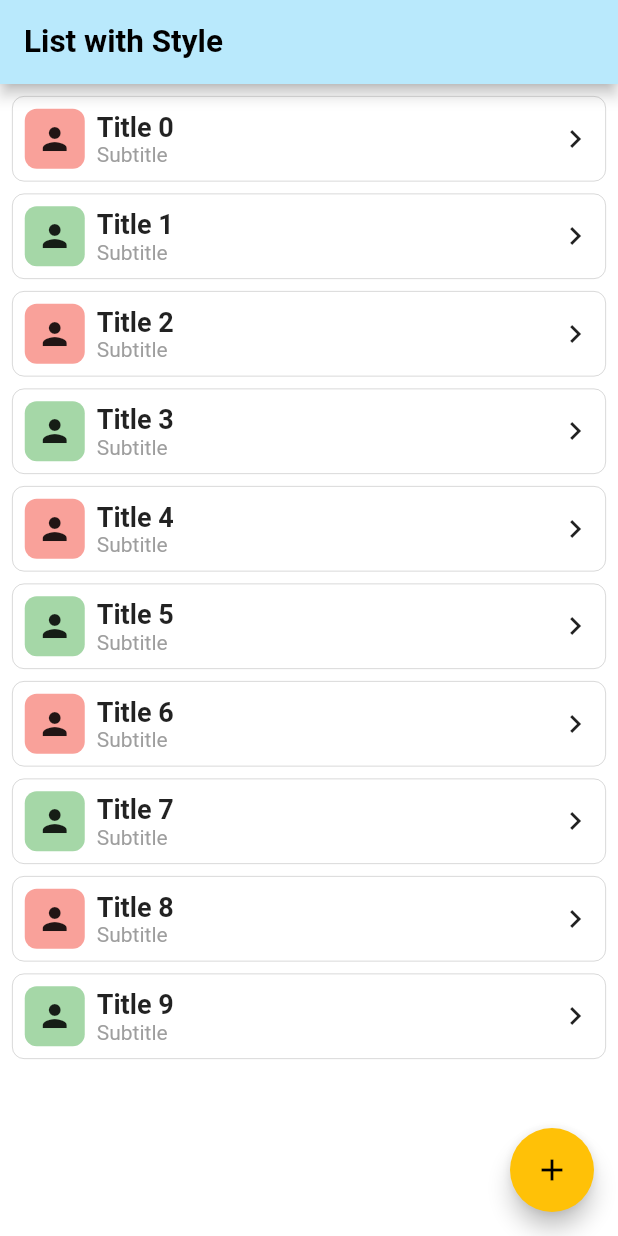
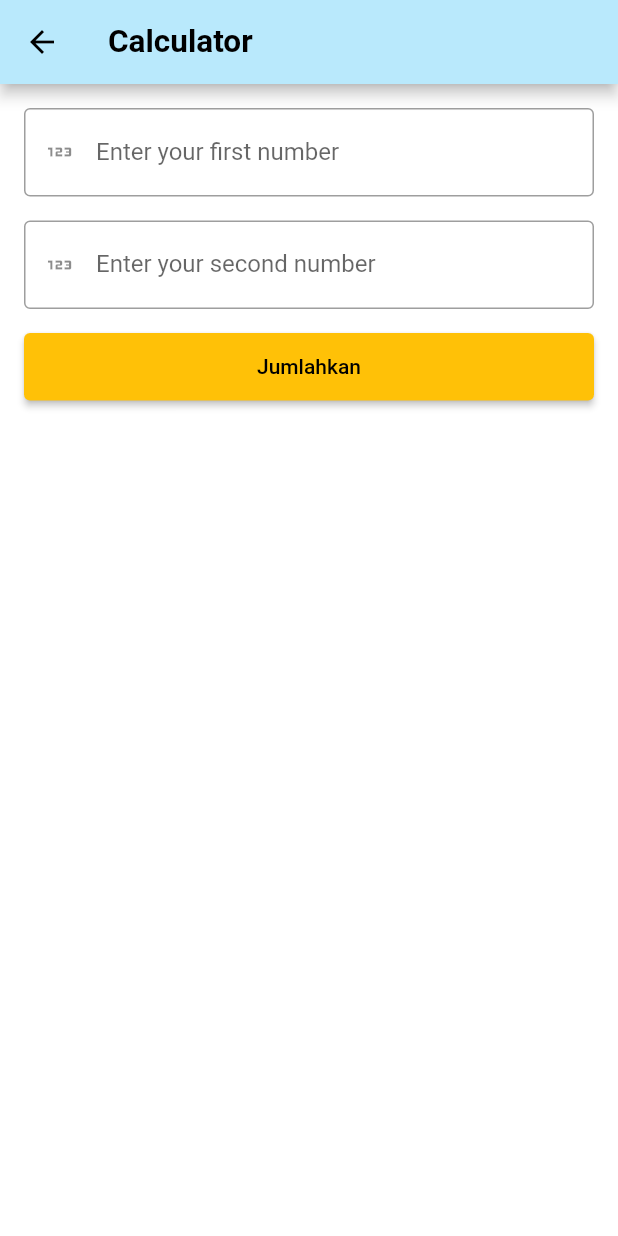
Before and after one commit to ridhooctanio/KI_Flutter_2023, a Flutter app: the screen it shows after launch, on a phone screen of 412 x 824 dp. Run offline on Flutter 3.47's test engine with Material 2 defaults, Android fonts, the phone set to English and light mode, and no system bars.

Commit message:
learning week 6
Pembelajaran apa yang baru?
Penambahan Safety Null
Penambahan Calculator

```diff
--- /dev/null
+++ b/lib/example/calculator_screen.dart
@@ -0,0 +1,104 @@
+import 'package:flutter/material.dart';
+import 'package:flutter/services.dart';
+import 'package:flutter/src/widgets/framework.dart';
+import 'package:flutter/src/widgets/placeholder.dart';
+
+class CalculatorScreen extends StatefulWidget {
+  const CalculatorScreen({super.key});
+
+  @override
+  State<CalculatorScreen> createState() => _CalculatorScreenState();
+}
+
+class _CalculatorScreenState extends State<CalculatorScreen> {
+  final controller1 = TextEditingController();
+  final controller2 = TextEditingController();
+
+  int? total;
+
+  @override
+  Widget build(BuildContext context) {
+    return Scaffold(
+      appBar: AppBar(
+        title: const Text('Calculator'),
+      ),
+      body: Padding(
+        padding: const EdgeInsets.all(16.0),
+        child: Column(
+          children: [
+            TextField(
+              controller: controller1,
+              keyboardType: TextInputType.number,
+              inputFormatters: [FilteringTextInputFormatter.digitsOnly],
+              decoration: const InputDecoration(
+                border: OutlineInputBorder(),
+                labelText: 'Enter your first number',
+                hintText: 'fill here',
+                prefixIcon: Icon(Icons.onetwothree),
+              ),
+            ),
+            const SizedBox(height: 16),
+            TextField(
+              controller: controller2,
+              keyboardType: TextInputType.number,
+              inputFormatters: [FilteringTextInputFormatter.digitsOnly],
+              decoration: const InputDecoration(
+                border: OutlineInputBorder(),
+                labelText: 'Enter your second number',
+                hintText: 'fill here',
+                prefixIcon: Icon(Icons.onetwothree),
+              ),
+            ),
+            const SizedBox(height: 16),
+            SizedBox(
+              width: double.infinity,
+              height: 45,
+              child: ElevatedButton(
+                onPressed: () {
+                  int? firstNumber;
+                  int? secondNumber;
+
+                  if (controller1.text.isNotEmpty) {
+                    firstNumber = int.parse(controller1.text);
+                  }
+
+                  if (controller2.text.isNotEmpty) {
+                    secondNumber = int.parse(controller2.text);
+                  }
+
+                  if (firstNumber != null && secondNumber != null) {
+                    setState(() {
+                      total = firstNumber! + secondNumber!;
+                    });
+                  } else {
+                    setState(() {
+                      total = null;
+                    });
+                    ScaffoldMessenger.of(context).showSnackBar(
+                      const SnackBar(
+                        content: Text('Please fill first and second number'),
+                        duration: Duration(seconds: 1),
+                      ),
+                    );
+                  }
+                },
+                child: const Text('Jumlahkan'),
+              ),
+            ),
+            const SizedBox(height: 32),
+            Visibility(
+              visible: total != null,
+              child: Text(
+                'Hasil ${controller1.text} + ${controller2.text} = $total',
+                style: const TextStyle(
+                  fontSize: 21,
+                  fontWeight: FontWeight.bold,
+                ),
+              ),
+            ),
+          ],
+        ),
+      ),
+    );
+  }
+}
--- a/lib/main.dart
+++ b/lib/main.dart
@@ -2,6 +2,7 @@ import 'package:flutter/material.dart';
 import 'package:ki_flutter_2023/auth/login_screen.dart';
 import 'package:ki_flutter_2023/auth/register_screen.dart';
 import 'package:ki_flutter_2023/example/button_screen.dart';
+import 'package:ki_flutter_2023/example/calculator_screen.dart';
 import 'package:ki_flutter_2023/example/column_screen.dart';
 import 'package:ki_flutter_2023/example/components/app_theme.dart';
 import 'package:ki_flutter_2023/example/custom_screen.dart';
@@ -10,6 +11,7 @@ import 'package:ki_flutter_2023/example/grid_screen.dart';
 import 'package:ki_flutter_2023/example/image_screen.dart';
 import 'package:ki_flutter_2023/example/list+style_screen.dart';
 import 'package:ki_flutter_2023/example/list_view_screen.dart';
+import 'package:ki_flutter_2023/example/null_aware_screen.dart';
 import 'package:ki_flutter_2023/example/row_screen.dart';
 
 void main() {
@@ -42,7 +44,7 @@ class MyApp extends StatelessWidget {
         floatingActionButtonTheme: darkTheme.floatingActionButtonTheme,
       ),
       debugShowCheckedModeBanner: false,
-      initialRoute: '/listWithStyle',
+      initialRoute: '/calculator',
       routes: {
         '/': (context) => const MyHomePage(title: 'Teks Title'),
         '/column': (context) => const ColumnScreen(),
@@ -56,6 +58,8 @@ class MyApp extends StatelessWidget {
         '/listView': (context) => const ListViewScreen(),
         '/gridView': (context) => const GridScreen(),
         '/listWithStyle': (context) => const ListWithStyleScreen(),
+        '/safetyNull': (context) => NullAwareScreen(),
+        '/calculator': (context) => CalculatorScreen(),
       },
     );
   }
```
Also changed, not shown: lib/example/null_aware_screen.dart (added, +29 -0 lines).
